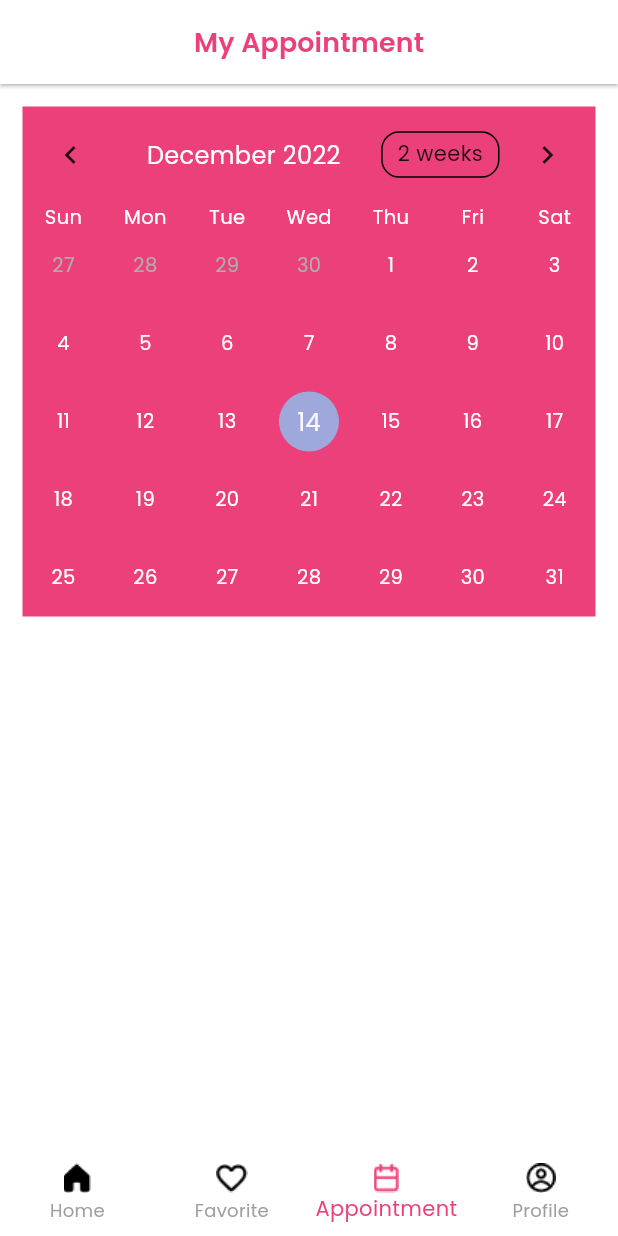
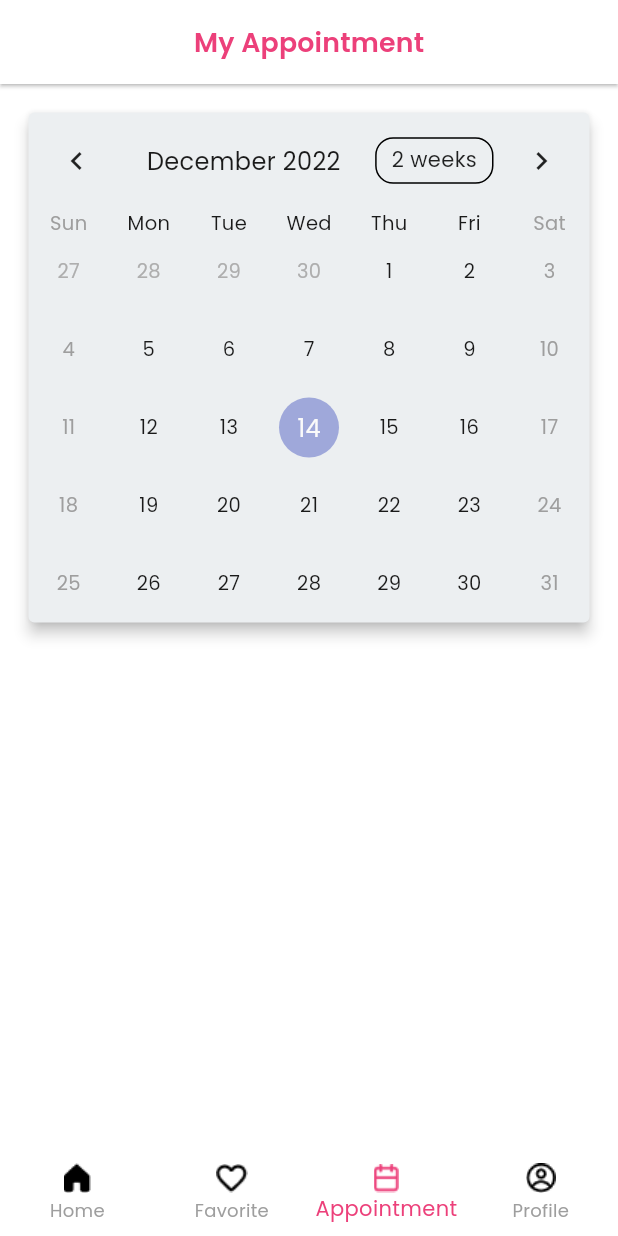
Before and after one commit to fariezky/konsel.id-mobile, a Flutter app: the screen it shows after launch, item 3 of the bottom bar chosen, on a phone screen of 412 x 824 dp. Run offline on Flutter 3.47's test engine with Material 2 defaults, Android fonts, the phone set to English and light mode, and no system bars; drawn by our look-alikes of table_calendar; our stand-ins replace animated_splash_screen, argon_buttons_flutter, firebase_core, firebase_dynamic_links, firebase_messaging, firebase_storage and 11 more; missing offline and left inert: favorite_button, google_maps_place_picker_mb; accounts and stored records are empty; network calls fail.

Commit message:
next lagi

```diff
--- a/lib/main.dart
+++ b/lib/main.dart
@@ -4,6 +4,7 @@ import 'package:animated_splash_screen/animated_splash_screen.dart';
 import 'package:base_project_flutter/constants/constants.dart';
 import 'package:base_project_flutter/constants/imageConstant.dart';
 import 'package:base_project_flutter/views/bottomNavigation.dart/bottomNavigation.dart';
+import 'package:base_project_flutter/views/calendar/calendar_event.dart';
 import 'package:base_project_flutter/views/homePage/components/homepageservices.dart';
 import 'package:base_project_flutter/views/homePage/components/topdoctors/top_psikolog.dart';
 import 'package:base_project_flutter/views/homePage/components/topdoctors/top_psikolog_details_page.dart';
--- a/lib/views/appointment/my_appoinment.dart
+++ b/lib/views/appointment/my_appoinment.dart
@@ -5,6 +5,8 @@ import 'package:base_project_flutter/views/appointment/components/videoConsult.d
 import 'package:base_project_flutter/views/calendar/calendar_widget.dart';
 import 'package:flutter/material.dart';
 import 'package:sizer/sizer.dart';
+
+import '../calendar/calendar_event.dart';
 
 class AppointmentScreen extends StatefulWidget {
   const AppointmentScreen({Key? key}) : super(key: key);
--- a/lib/views/calendar/calendar_widget.dart
+++ b/lib/views/calendar/calendar_widget.dart
@@ -4,7 +4,6 @@
 import 'package:base_project_flutter/constants/constants.dart';
 import 'package:flutter/material.dart';
 import 'package:table_calendar/table_calendar.dart';
-
 import '../../utils.dart';
 
 
@@ -22,8 +21,9 @@ class _CalendarWidget extends State<CalendarWidget> {
   Widget build(BuildContext context) {
     return Container(
       margin: EdgeInsets.all(15),
-      color: tPrimaryColor,
-
+      child: Card(
+        elevation: 4,
+        color: Colors.blueGrey[50],
         child: TableCalendar(
           firstDay: kFirstDay,
           lastDay: kLastDay,
@@ -60,30 +60,35 @@ class _CalendarWidget extends State<CalendarWidget> {
           },
           daysOfWeekStyle: DaysOfWeekStyle(
             weekdayStyle: TextStyle(
-            color: Colors.white,
+              color: tBlack,
             ),
             weekendStyle: TextStyle(
-            color: Colors.white,
+              color: tGray2,
 
             ),
           ),
           calendarStyle: CalendarStyle(
             defaultTextStyle: TextStyle(
-            color: Colors.white,
+              color: tBlack,
             ),
             weekendTextStyle: TextStyle(
-            color: Colors.white,
+              color: tGray2,
             ),
           ),
           headerStyle: HeaderStyle(
             titleTextStyle: TextStyle(
-            color: Colors.white,
+              color: tBlack,
               fontSize: 16
             ),
             titleCentered: true,
+            // decoration: BoxDecoration(
+            //   color: Colors.tealAccent,
+            //   borderRadius: BorderRadius.only(topLeft: Radius.circular(40), topRight: Radius.circular(40))
+            // )
+          )
+        ),
       ),
 
-      ),
     );
   }
 }
```
Also changed, not shown: lib/views/calendar/calendar_event.dart (added, +152 -0 lines), 1 other file. Lines whose indentation alone changed are shown as unchanged.
